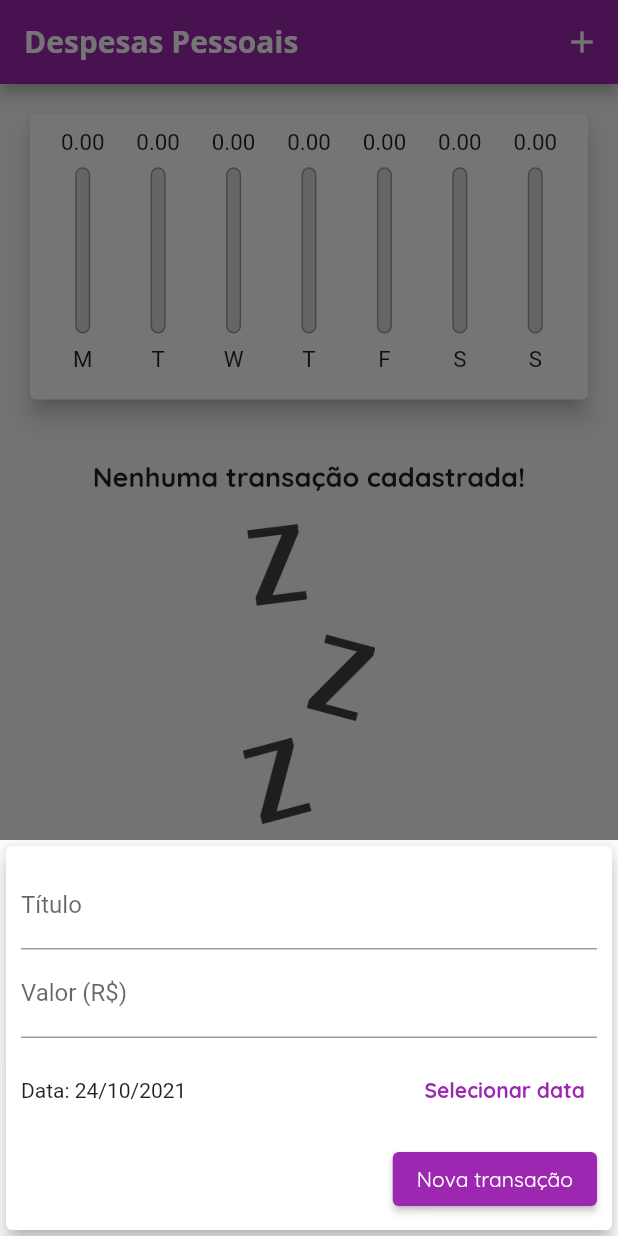
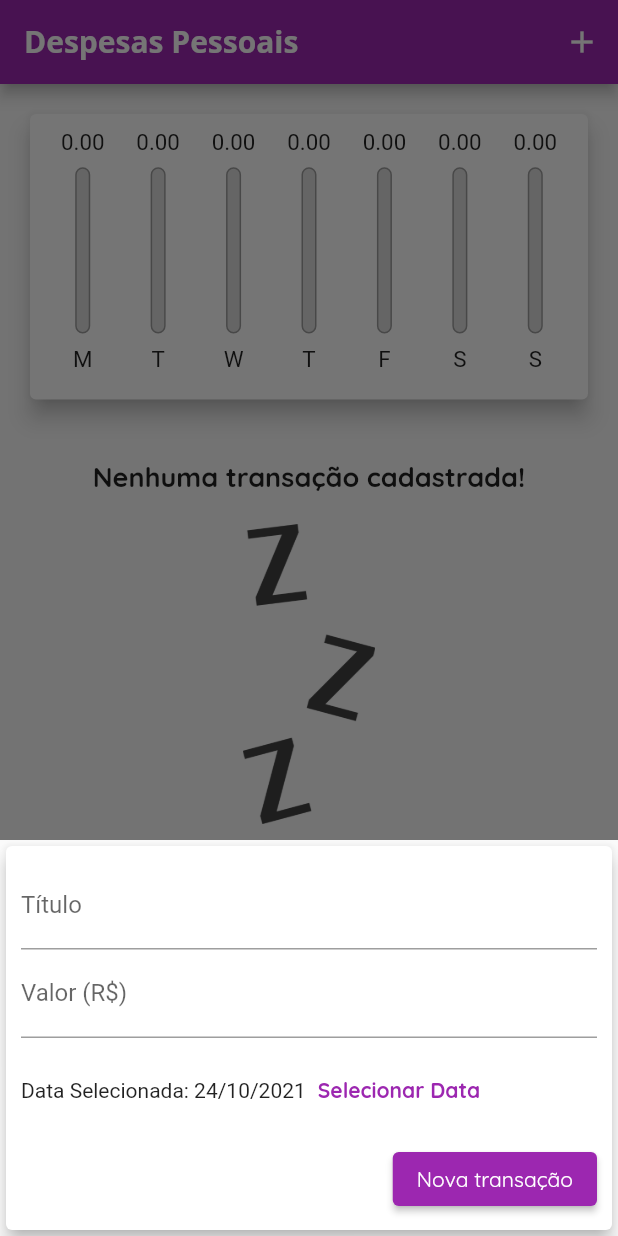
Before and after one commit to jccallves-developer/expenses, a Flutter app: the screen it shows after launch, after a tap on the "add" icon, on a phone screen of 412 x 824 dp. Run offline on Flutter 3.47's test engine with Material 2 defaults, Android fonts, the phone set to English and light mode, and no system bars; our stand-ins replace device_preview.

Commit message:
#Aula132 - DatePicker Adaptativo

```diff
--- /dev/null
+++ b/lib/components/adaptative_datepicker.dart
@@ -0,0 +1,65 @@
+import 'dart:io';
+import 'package:flutter/cupertino.dart';
+import 'package:flutter/material.dart';
+import 'package:intl/intl.dart';
+
+class AdaptativeDatePicker extends StatelessWidget {
+  final DateTime? selectedDate;
+  final Function(DateTime)? onDateChanged;
+
+  AdaptativeDatePicker({
+    this.selectedDate,
+    this.onDateChanged,
+  });
+
+  _showDatePicker(BuildContext context) {
+    showDatePicker(
+      context: context,
+      initialDate: DateTime.now(),
+      firstDate: DateTime(2019),
+      lastDate: DateTime.now(),
+    ).then((pickedDate) {
+      if (pickedDate == null) {
+        return;
+      }
+
+      onDateChanged!(pickedDate);
+    });
+  }
+
+  @override
+  Widget build(BuildContext context) {
+    return Platform.isIOS
+        ? Container(
+            height: 180,
+            child: CupertinoDatePicker(
+              mode: CupertinoDatePickerMode.date,
+              initialDateTime: DateTime.now(),
+              minimumDate: DateTime(2019),
+              maximumDate: DateTime.now(),
+              onDateTimeChanged: onDateChanged!,
+            ),
+          )
+        : Container(
+            height: 70,
+            child: Row(
+              children: <Widget>[
+                Text(
+                  selectedDate == null
+                      ? 'Nenhuma data selecionada!'
+                      : 'Data Selecionada: ${DateFormat('dd/MM/y').format(selectedDate!)}',
+                ),
+                TextButton(
+                  child: Text(
+                    'Selecionar Data',
+                    style: TextStyle(
+                      fontWeight: FontWeight.bold,
+                    ),
+                  ),
+                  onPressed: () => _showDatePicker(context),
+                )
+              ],
+            ),
+          );
+  }
+}
--- a/lib/components/transaction_form.dart
+++ b/lib/components/transaction_form.dart
@@ -1,7 +1,7 @@
 import 'package:flutter/material.dart';
-import 'package:intl/intl.dart';
 import 'adaptative_button.dart';
 import 'adaptative_textfield.dart';
+import 'adaptative_datepicker.dart';
 
 class TransactionForm extends StatefulWidget {
   final void Function(String, double, DateTime) onSubmit;
@@ -30,22 +30,6 @@ class _TransactionFormState extends State<TransactionForm> {
     widget.onSubmit(title, value, _selectedDate);
   }
 
-  _showDatePicker() {
-    showDatePicker(
-      context: context,
-      initialDate: DateTime.now(),
-      firstDate: DateTime(2010),
-      lastDate: DateTime.now(),
-    ).then((pickedDate) {
-      if (pickedDate == null) {
-        return;
-      }
-      setState(() {
-        _selectedDate = pickedDate;
-      });
-    });
-  }
-
   @override
   Widget build(BuildContext context) {
     return SingleChildScrollView(
@@ -71,28 +55,13 @@ class _TransactionFormState extends State<TransactionForm> {
                 keyboardType: TextInputType.numberWithOptions(decimal: true),
                 onSubmitted: (_) => _submitForm,
               ),
-              Container(
-                height: 70,
-                child: Row(
-                  children: [
-                    // ignore: unnecessary_null_comparison
-                    Expanded(
-                      // ignore: unnecessary_null_comparison
-                      child: Text(_selectedDate == null
-                          ? 'Nenhuma data selecionada!'
-                          : 'Data: ${DateFormat('dd/M/y').format(_selectedDate)}'),
-                    ),
-                    TextButton(
-                      onPressed: _showDatePicker,
-                      child: Text(
-                        'Selecionar data',
-                        style: TextStyle(fontWeight: FontWeight.bold),
-                      ),
-                      style: TextButton.styleFrom(
-                          primary: Theme.of(context).colorScheme.primary),
-                    )
-                  ],
-                ),
+              AdaptativeDatePicker(
+                selectedDate: _selectedDate,
+                onDateChanged: (newDate) {
+                  setState(() {
+                    _selectedDate = newDate;
+                  });
+                },
               ),
               Row(
                 mainAxisAlignment: MainAxisAlignment.end,
```
